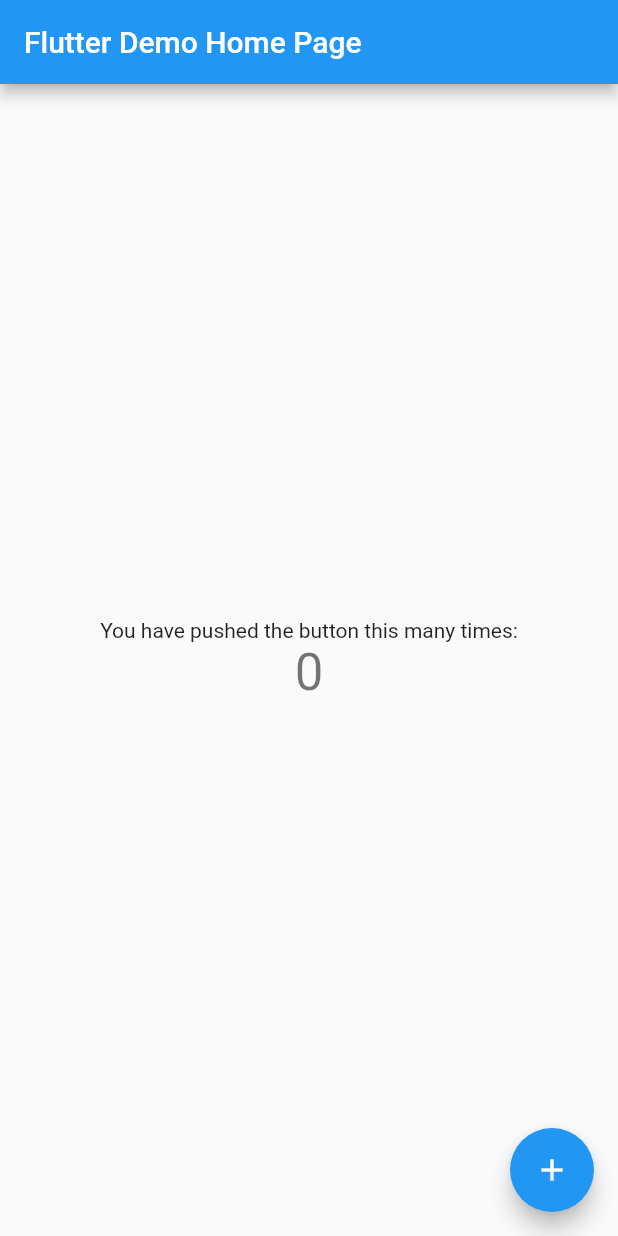
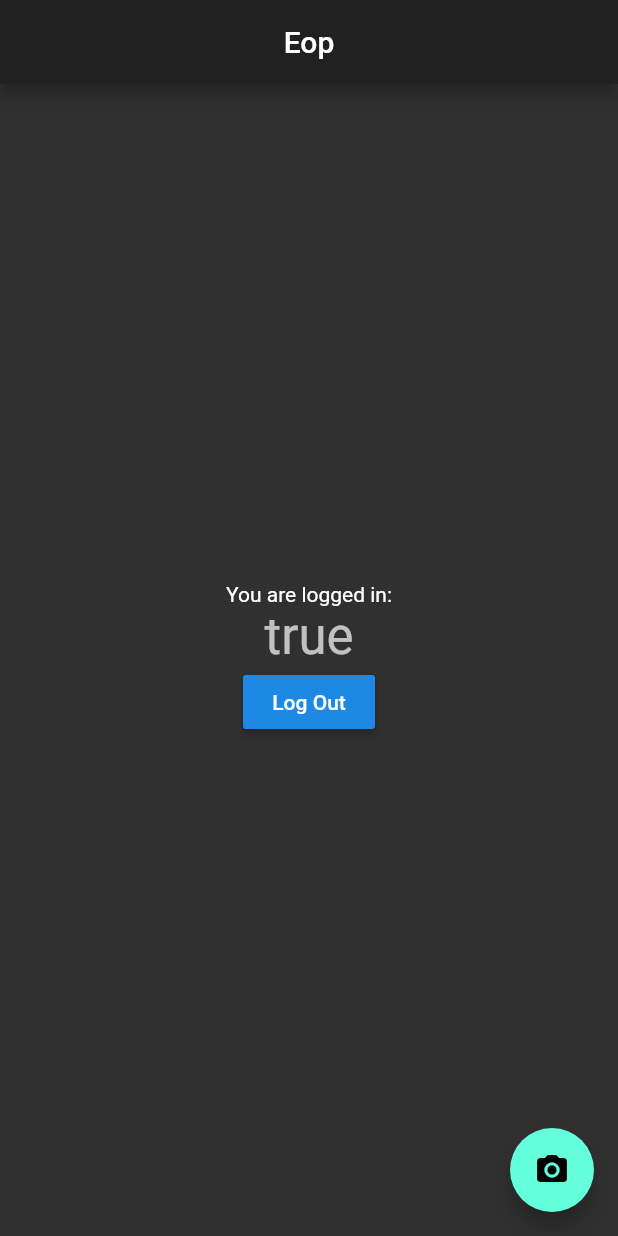
Before and after one commit to algorithmike/eop-mobile, a Flutter app: the screen it shows after launch, on a phone screen of 412 x 824 dp. Run offline on Flutter 3.47's test engine with Material 2 defaults, Android fonts, the phone set to English and light mode, and no system bars.

Commit message:
replace flutter init defaults. set darkTheme. placeholder content

```diff
--- a/lib/main.dart
+++ b/lib/main.dart
@@ -1,38 +1,23 @@
 import 'package:flutter/material.dart';
 
 void main() {
-  runApp(MyApp());
+  runApp(Eop());
 }
 
-class MyApp extends StatelessWidget {
+class Eop extends StatelessWidget {
   // This widget is the root of your application.
   @override
   Widget build(BuildContext context) {
     return MaterialApp(
       title: 'Flutter Demo',
-      theme: ThemeData(
-        // This is the theme of your application.
-        //
-        // Try running your application with "flutter run". You'll see the
-        // application has a blue toolbar. Then, without quitting the app, try
-        // changing the primarySwatch below to Colors.green and then invoke
-        // "hot reload" (press "r" in the console where you ran "flutter run",
-        // or simply save your changes to "hot reload" in a Flutter IDE).
-        // Notice that the counter didn't reset back to zero; the application
-        // is not restarted.
-        primarySwatch: Colors.blue,
-        // This makes the visual density adapt to the platform that you run
-        // the app on. For desktop platforms, the controls will be smaller and
-        // closer together (more dense) than on mobile platforms.
-        visualDensity: VisualDensity.adaptivePlatformDensity,
-      ),
-      home: MyHomePage(title: 'Flutter Demo Home Page'),
+      theme: ThemeData.dark(),
+      home: HomePage(title: 'Eop'),
     );
   }
 }
 
-class MyHomePage extends StatefulWidget {
-  MyHomePage({Key key, this.title}) : super(key: key);
+class HomePage extends StatefulWidget {
+  HomePage({Key key, this.title}) : super(key: key);
 
   // This widget is the home page of your application. It is stateful, meaning
   // that it has a State object (defined below) that contains fields that affect
@@ -46,72 +31,54 @@ class MyHomePage extends StatefulWidget {
   final String title;
 
   @override
-  _MyHomePageState createState() => _MyHomePageState();
+  _HomePageState createState() => _HomePageState();
 }
 
-class _MyHomePageState extends State<MyHomePage> {
-  int _counter = 0;
+class _HomePageState extends State<HomePage> {
+  bool _loggedIn = true;
 
-  void _incrementCounter() {
+  void _placeholderPrivateMethod() {
+    // setState(() {
+    //
+    // });
+    print('Camera button was pressed.');
+  }
+
+  void _logIn() {
     setState(() {
-      // This call to setState tells the Flutter framework that something has
-      // changed in this State, which causes it to rerun the build method below
-      // so that the display can reflect the updated values. If we changed
-      // _counter without calling setState(), then the build method would not be
-      // called again, and so nothing would appear to happen.
-      _counter++;
+      _loggedIn = !_loggedIn;
     });
   }
 
   @override
   Widget build(BuildContext context) {
-    // This method is rerun every time setState is called, for instance as done
-    // by the _incrementCounter method above.
-    //
-    // The Flutter framework has been optimized to make rerunning build methods
-    // fast, so that you can just rebuild anything that needs updating rather
-    // than having to individually change instances of widgets.
     return Scaffold(
       appBar: AppBar(
-        // Here we take the value from the MyHomePage object that was created by
-        // the App.build method, and use it to set our appbar title.
+        centerTitle: true,
         title: Text(widget.title),
       ),
       body: Center(
-        // Center is a layout widget. It takes a single child and positions it
-        // in the middle of the parent.
         child: Column(
-          // Column is also a layout widget. It takes a list of children and
-          // arranges them vertically. By default, it sizes itself to fit its
-          // children horizontally, and tries to be as tall as its parent.
-          //
-          // Invoke "debug painting" (press "p" in the console, choose the
-          // "Toggle Debug Paint" action from the Flutter Inspector in Android
-          // Studio, or the "Toggle Debug Paint" command in Visual Studio Code)
-          // to see the wireframe for each widget.
-          //
-          // Column has various properties to control how it sizes itself and
-          // how it positions its children. Here we use mainAxisAlignment to
-          // center the children vertically; the main axis here is the vertical
-          // axis because Columns are vertical (the cross axis would be
-          // horizontal).
           mainAxisAlignment: MainAxisAlignment.center,
           children: <Widget>[
             Text(
-              'You have pushed the button this many times:',
+              'You are logged in:',
             ),
             Text(
-              '$_counter',
+              '$_loggedIn',
               style: Theme.of(context).textTheme.headline4,
             ),
+            RaisedButton(
+                onPressed: _logIn,
+                child: Text(_loggedIn ? 'Log Out' : 'Log In')),
           ],
         ),
       ),
       floatingActionButton: FloatingActionButton(
-        onPressed: _incrementCounter,
-        tooltip: 'Increment',
-        child: Icon(Icons.add),
-      ), // This trailing comma makes auto-formatting nicer for build methods.
+        onPressed: _placeholderPrivateMethod,
+        tooltip: 'Camera',
+        child: Icon(Icons.camera_alt),
+      ),
     );
   }
 }
```
Also changed, not shown: 1 other file.
